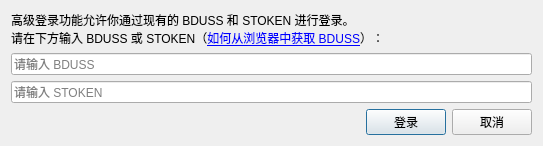
The window that src/resf/login_by_bduss.ui (clb-128258/TiebaDesktop) describes before a commit, drawn with Qt 5.
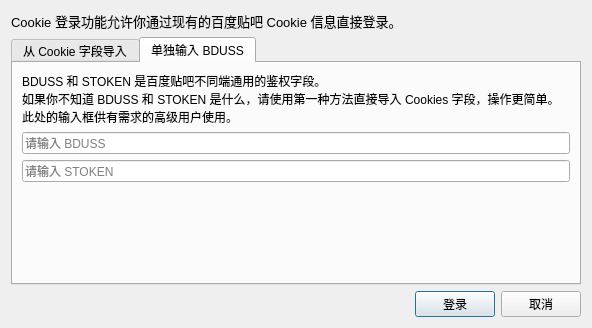
The same window after the commit. The open tabs and pages were chosen to show the change.

Commit message: feat: http header cookie 字段登录功能

```diff
--- a/src/resf/login_by_bduss.ui
+++ b/src/resf/login_by_bduss.ui
@@ -6,8 +6,8 @@
    <rect>
     <x>0</x>
     <y>0</y>
-    <width>543</width>
-    <height>142</height>
+    <width>592</width>
+    <height>328</height>
    </rect>
   </property>
   <property name="font">
@@ -18,35 +18,16 @@
   <property name="windowTitle">
    <string>高级登录</string>
   </property>
-  <layout class="QGridLayout" name="gridLayout">
-   <item row="2" column="0" colspan="3">
-    <widget class="QLineEdit" name="lineEdit">
-     <property name="placeholderText">
-      <string>请输入 BDUSS</string>
-     </property>
-    </widget>
-   </item>
-   <item row="3" column="0" colspan="3">
-    <widget class="QLineEdit" name="lineEdit_2">
-     <property name="font">
-      <font>
-       <pointsize>9</pointsize>
-      </font>
-     </property>
-     <property name="placeholderText">
-      <string>请输入 STOKEN</string>
-     </property>
-    </widget>
-   </item>
+  <layout class="QGridLayout" name="gridLayout_3">
    <item row="0" column="0" colspan="3">
     <widget class="QLabel" name="label">
      <property name="font">
       <font>
-       <pointsize>9</pointsize>
+       <pointsize>10</pointsize>
       </font>
      </property>
      <property name="text">
-      <string>&lt;html&gt;&lt;head/&gt;&lt;body&gt;&lt;p&gt;高级登录功能允许你通过现有的 BDUSS 和 STOKEN 进行登录。&lt;br&gt;请在下方输入 BDUSS 或 STOKEN（&lt;a href=&quot;https://aiotieba.cc/tutorial/start/#bduss&quot;&gt;&lt;span style=&quot; text-decoration: underline; color:#0000ff;&quot;&gt;如何从浏览器中获取 BDUSS&lt;/span&gt;&lt;/a&gt;）：&lt;/p&gt;&lt;/body&gt;&lt;/html&gt;</string>
+      <string>&lt;html&gt;&lt;head/&gt;&lt;body&gt;&lt;p&gt;Cookie 登录功能允许你通过现有的百度贴吧 Cookie 信息直接登录。&lt;/p&gt;&lt;/body&gt;&lt;/html&gt;</string>
      </property>
      <property name="wordWrap">
       <bool>true</bool>
@@ -56,50 +37,143 @@
      </property>
     </widget>
    </item>
-   <item row="4" column="0">
-    <spacer name="horizontalSpacer">
-     <property name="orientation">
-      <enum>Qt::Horizontal</enum>
-     </property>
-     <property name="sizeHint" stdset="0">
-      <size>
-       <width>339</width>
-       <height>20</height>
-      </size>
-     </property>
-    </spacer>
-   </item>
-   <item row="4" column="1">
-    <widget class="QPushButton" name="pushButton">
-     <property name="text">
-      <string>登录</string>
-     </property>
-    </widget>
-   </item>
-   <item row="4" column="2">
-    <widget class="QPushButton" name="pushButton_2">
-     <property name="font">
-      <font>
-       <pointsize>9</pointsize>
-      </font>
-     </property>
-     <property name="text">
-      <string>取消</string>
-     </property>
-    </widget>
-   </item>
    <item row="1" column="0" colspan="3">
-    <spacer name="verticalSpacer">
-     <property name="orientation">
-      <enum>Qt::Vertical</enum>
+    <widget class="QTabWidget" name="tabWidget">
+     <property name="currentIndex">
+      <number>0</number>
      </property>
-     <property name="sizeHint" stdset="0">
-      <size>
-       <width>20</width>
-       <height>40</height>
-      </size>
-     </property>
-    </spacer>
+     <widget class="QWidget" name="tab">
+      <attribute name="title">
+       <string>从 Cookie 字段导入</string>
+      </attribute>
+      <layout class="QGridLayout" name="gridLayout_2">
+       <item row="0" column="0">
+        <widget class="QLabel" name="label_3">
+         <property name="font">
+          <font>
+           <pointsize>9</pointsize>
+          </font>
+         </property>
+         <property name="text">
+          <string>&lt;html&gt;&lt;head/&gt;&lt;body&gt;&lt;p&gt;请从浏览器中复制出 Cookie 字段，并粘贴到下方的文本框内。程序会自动识别并使你登录。&lt;br&gt;若要了解如何获取 Cookie，请参阅 &lt;a href=&quot;https://github.com/clb-128258/TiebaDesktop/docs/get-tieba-cookies.md&quot;&gt;&lt;span style=&quot; text-decoration: underline; color:#0000ff;&quot;&gt;如何获取百度贴吧的 Cookie 数据&lt;/span&gt;&lt;/a&gt;&lt;/p&gt;&lt;/body&gt;&lt;/html&gt;</string>
+         </property>
+         <property name="wordWrap">
+          <bool>true</bool>
+         </property>
+         <property name="openExternalLinks">
+          <bool>true</bool>
+         </property>
+        </widget>
+       </item>
+       <item row="1" column="0">
+        <widget class="QTextEdit" name="textEdit">
+         <property name="acceptRichText">
+          <bool>false</bool>
+         </property>
+         <property name="placeholderText">
+          <string>粘贴 Cookie 到此处，形如 BDUSS=XXX; STOKEN=XXX; ...</string>
+         </property>
+        </widget>
+       </item>
+      </layout>
+     </widget>
+     <widget class="QWidget" name="tab_2">
+      <attribute name="title">
+       <string>单独输入 BDUSS</string>
+      </attribute>
+      <layout class="QGridLayout" name="gridLayout">
+       <item row="2" column="0">
+        <widget class="QLineEdit" name="lineEdit_2">
+         <property name="font">
+          <font>
+           <pointsize>9</pointsize>
+          </font>
+         </property>
+         <property name="placeholderText">
+          <string>请输入 STOKEN</string>
+         </property>
+        </widget>
+       </item>
+       <item row="0" column="0">
+        <widget class="QLabel" name="label_2">
+         <property name="font">
+          <font>
+           <pointsize>9</pointsize>
+          </font>
+         </property>
+         <property name="text">
+          <string>&lt;html&gt;&lt;head/&gt;&lt;body&gt;BDUSS 和 STOKEN 是百度贴吧不同端通用的鉴权字段。&lt;br&gt;如果你不知道 BDUSS 和 STOKEN 是什么，请使用第一种方法直接导入 Cookies 字段，操作更简单。&lt;br&gt;此处的输入框供有需求的高级用户使用。&lt;/body&gt;&lt;/html&gt;</string>
+         </property>
+         <property name="alignment">
+          <set>Qt::AlignLeading|Qt::AlignLeft|Qt::AlignTop</set>
+         </property>
+         <property name="wordWrap">
+          <bool>true</bool>
+         </property>
+         <property name="openExternalLinks">
+          <bool>true</bool>
+         </property>
+        </widget>
+       </item>
+       <item row="1" column="0">
+        <widget class="QLineEdit" name="lineEdit">
+         <property name="placeholderText">
+          <string>请输入 BDUSS</string>
+         </property>
+        </widget>
+       </item>
+       <item row="3" column="0">
+        <spacer name="verticalSpacer">
+         <property name="orientation">
+          <enum>Qt::Vertical</enum>
+         </property>
+         <property name="sizeHint" stdset="0">
+          <size>
+           <width>20</width>
+           <height>40</height>
+          </size>
+         </property>
+        </spacer>
+       </item>
+      </layout>
+     </widget>
+    </widget>
+   </item>
+   <item row="3" column="0" colspan="3">
+    <layout class="QHBoxLayout" name="horizontalLayout">
+     <item>
+      <spacer name="horizontalSpacer">
+       <property name="orientation">
+        <enum>Qt::Horizontal</enum>
+       </property>
+       <property name="sizeHint" stdset="0">
+        <size>
+         <width>339</width>
+         <height>20</height>
+        </size>
+       </property>
+      </spacer>
+     </item>
+     <item>
+      <widget class="QPushButton" name="pushButton">
+       <property name="text">
+        <string>登录</string>
+       </property>
+      </widget>
+     </item>
+     <item>
+      <widget class="QPushButton" name="pushButton_2">
+       <property name="font">
+        <font>
+         <pointsize>9</pointsize>
+        </font>
+       </property>
+       <property name="text">
+        <string>取消</string>
+       </property>
+      </widget>
+     </item>
+    </layout>
    </item>
   </layout>
  </widget>
```
Left out of the diff: 2 changed lines with no effect on the pictures. The commit also changes 8 other files.
